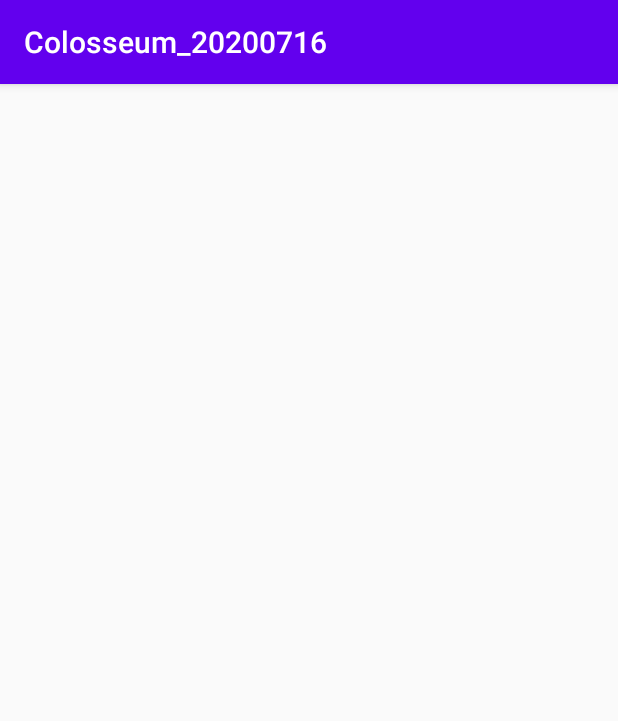
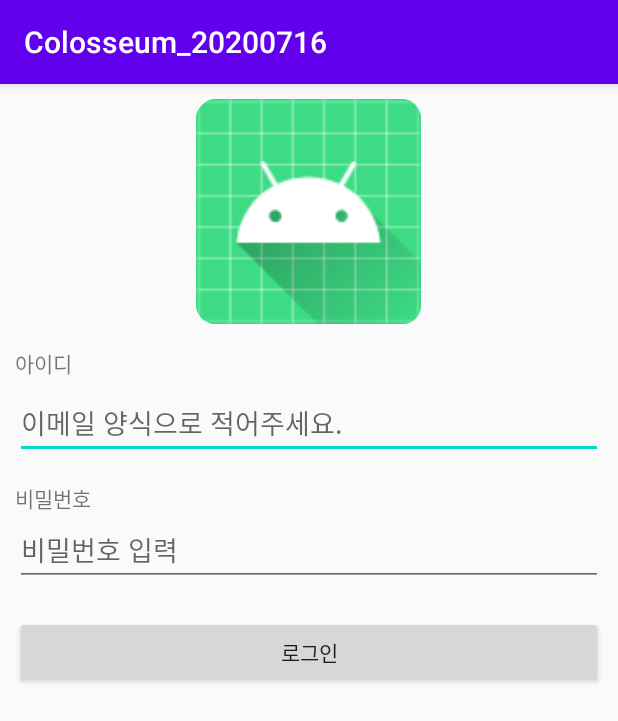
Before and after one commit to Jacob760531/Colosseum_20200716, an Android app: the screen it shows after launch (MainActivity), on a phone screen of 412 x 824 dp. Shown: the top 721 px of the screen. Run offline under Robolectric (Android 15) with nearby library versions, the phone set to English and light mode, and no system bars.

Commit message:
로그인 화면 그리기

```diff
--- a/app/src/main/res/layout/activity_main.xml
+++ b/app/src/main/res/layout/activity_main.xml
@@ -5,7 +5,54 @@
     android:layout_width="match_parent"
     android:layout_height="match_parent"
     android:orientation="vertical"
+    android:padding="10dp"
     tools:context=".MainActivity">
+
+    <LinearLayout
+        android:layout_width="match_parent"
+        android:layout_height="wrap_content"
+        android:orientation="horizontal"
+        android:gravity="center">
+
+        <ImageView
+            android:layout_width="150dp"
+            android:layout_height="150dp"
+            android:src="@mipmap/ic_launcher" />
+
+    </LinearLayout>
+
+    <TextView
+        android:layout_width="wrap_content"
+        android:layout_height="wrap_content"
+        android:text="아이디"
+        android:layout_marginTop="15dp" />
+
+    <EditText
+        android:layout_width="match_parent"
+        android:layout_height="wrap_content"
+        android:hint="이메일 양식으로 적어주세요."
+        android:inputType="textEmailAddress"
+        android:layout_marginTop="5dp"/>
+
+    <TextView
+        android:layout_width="wrap_content"
+        android:layout_height="wrap_content"
+        android:text="비밀번호"
+        android:layout_marginTop="15dp" />
+
+    <EditText
+        android:layout_width="match_parent"
+        android:layout_height="wrap_content"
+        android:hint="비밀번호 입력"
+        android:inputType="textPassword"/>
+
+    <Button
+        android:layout_width="match_parent"
+        android:layout_height="wrap_content"
+        android:text="로그인"
+        android:layout_marginTop="20dp"/>
+
+
 
 
 </LinearLayout>
```
